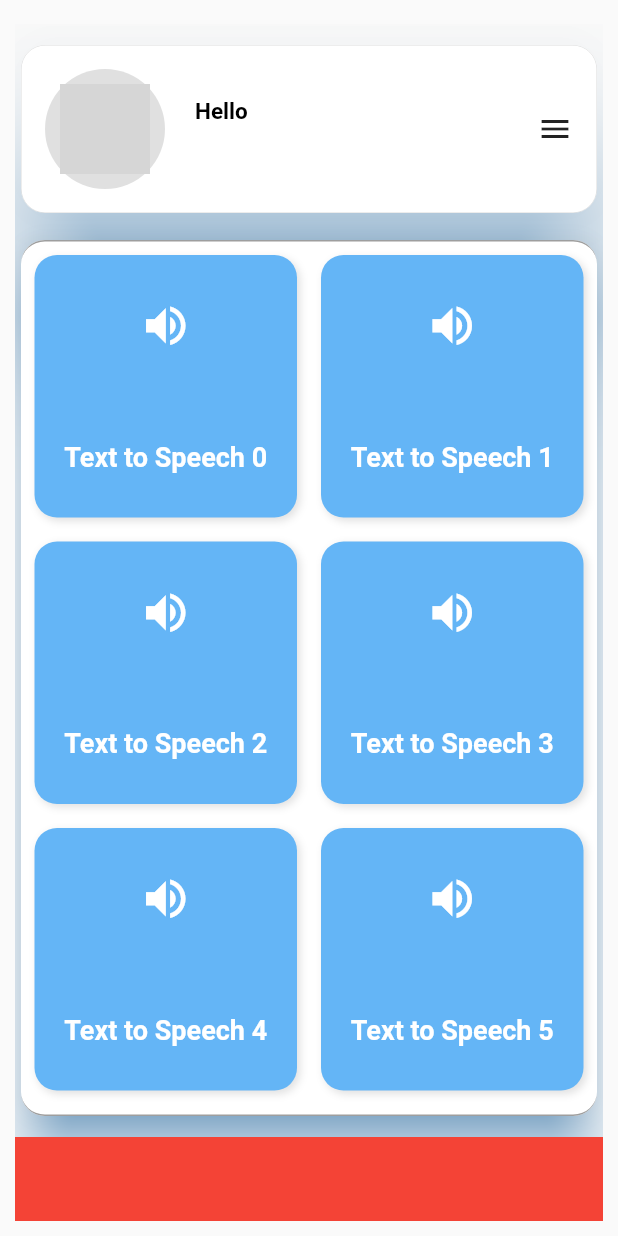
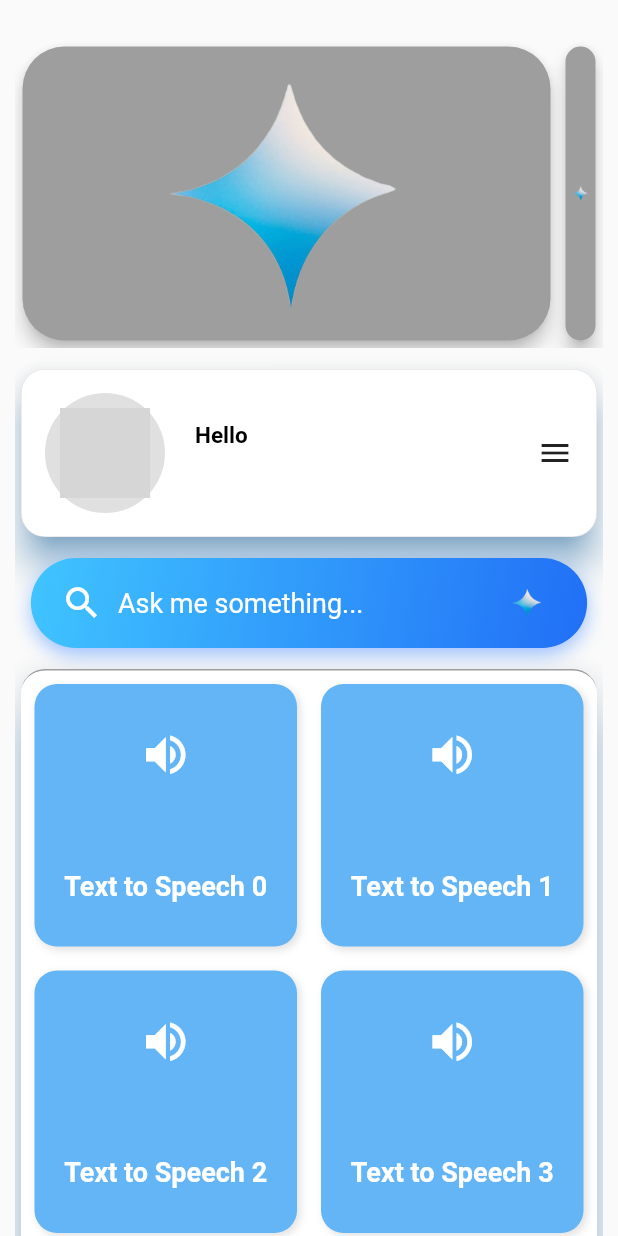
Before and after one commit to Alto-b/English-Mastery, a Flutter app: the HomeSuccessStateWidget screen opened directly with empty values, on a phone screen of 412 x 824 dp. Run offline on Flutter 3.47's test engine with Material 3 defaults, Android fonts, the phone set to English and light mode, and no system bars; drawn by our look-alikes of avatar_glow; our stand-ins replace adaptive_theme, bloc, dio, equatable, flutter_bloc, gap and 2 more; missing offline and left inert: random_avatar; accounts and stored records are empty; grey boxes are pictures that could not be loaded.

Commit message:
Gemini improvised and carousal added in home page

```diff
--- a/lib/presentation/home_view/home_success_view.dart
+++ b/lib/presentation/home_view/home_success_view.dart
@@ -2,6 +2,8 @@ import 'package:adaptive_theme/adaptive_theme.dart';
 import 'package:english_mastery/application/home_bloc/home_bloc.dart';
 import 'package:english_mastery/presentation/gemini/gemini.dart';
 import 'package:english_mastery/presentation/home_view/widgets/grid_options_widget.dart';
+import 'package:english_mastery/presentation/home_view/widgets/home_carousal_widget.dart';
+import 'package:english_mastery/presentation/home_view/widgets/home_search_widget.dart';
 import 'package:english_mastery/presentation/home_view/widgets/user_home_card.dart';
 import 'package:flutter/material.dart';
 import 'package:gap/gap.dart';
@@ -37,29 +39,35 @@ class HomeSuccessStateWidget extends StatelessWidget {
       //   ),
       // ),
       body: Padding(
-        padding: const EdgeInsets.fromLTRB(10, 16, 10, 10),
+        padding: const EdgeInsets.fromLTRB(10, 16, 10, 0),
         child: ListView(
           physics: BouncingScrollPhysics(),
           children: [
             const Gap(10),
+            HomeCarousalWidget(
+                screenHeight: screenHeight, screenWidth: screenWidth),
+            const Gap(10),
             UserHomeCard(screenHeight: screenHeight, state: state),
+            const Gap(10),
+            HomeSearchWidget(
+                screenHeight: screenHeight, screenWidth: screenWidth),
             const Gap(10),
             GridOptionsContainer(),
             const Gap(10),
-            GestureDetector(
-              onTap: () {
-                Navigator.push(
-                    context,
-                    MaterialPageRoute(
-                      builder: (context) => GeminiPage(),
-                    ));
-              },
-              child: Container(
-                color: Colors.red,
-                height: 150,
-                width: screenWidth,
-              ),
-            )
+            // GestureDetector(
+            //   onTap: () {
+            //     Navigator.push(
+            //         context,
+            //         MaterialPageRoute(
+            //           builder: (context) => GeminiPage(),
+            //         ));
+            //   },
+            //   child: Container(
+            //     color: Colors.red,
+            //     height: 150,
+            //     width: screenWidth,
+            //   ),
+            // )
           ],
         ),
       ),
--- /dev/null
+++ b/lib/presentation/home_view/widgets/home_carousal_widget.dart
@@ -0,0 +1,37 @@
+import 'package:flutter/material.dart';
+
+class HomeCarousalWidget extends StatelessWidget {
+  const HomeCarousalWidget({
+    super.key,
+    required this.screenHeight,
+    required this.screenWidth,
+  });
+
+  final double screenHeight;
+  final double screenWidth;
+
+  @override
+  Widget build(BuildContext context) {
+    return Container(
+      height: screenHeight / 4,
+      width: screenWidth,
+      child: CarouselView(
+        elevation: 5,
+        backgroundColor: Colors.grey,
+        itemExtent: screenWidth - 50,
+        itemSnapping: true,
+        padding: EdgeInsets.all(5),
+        children: List.generate(
+          10,
+          (int index) {
+            return Container(
+              decoration: BoxDecoration(
+                  image: DecorationImage(
+                      image: AssetImage('assets/logo/gemini.png'))),
+            );
+          },
+        ),
+      ),
+    );
+  }
+}
--- /dev/null
+++ b/lib/presentation/home_view/widgets/home_search_widget.dart
@@ -0,0 +1,100 @@
+import 'package:avatar_glow/avatar_glow.dart';
+import 'package:english_mastery/presentation/gemini/gemini.dart';
+import 'package:flutter/material.dart';
+
+class HomeSearchWidget extends StatelessWidget {
+  const HomeSearchWidget({
+    Key? key,
+    required this.screenHeight,
+    required this.screenWidth,
+  }) : super(key: key);
+
+  final double screenHeight;
+  final double screenWidth;
+
+  @override
+  Widget build(BuildContext context) {
+    return Center(
+      child: GestureDetector(
+        onTap: () {
+          Navigator.push(
+            context,
+            PageRouteBuilder(
+              transitionDuration: const Duration(milliseconds: 800),
+              pageBuilder: (context, animation, secondaryAnimation) =>
+                  GeminiPage(),
+            ),
+          );
+        },
+        child: Hero(
+          tag: "searchBar",
+          flightShuttleBuilder: _flightShuttleBuilder,
+          child: Material(
+            type: MaterialType.transparency,
+            child: Container(
+              clipBehavior: Clip.antiAliasWithSaveLayer,
+              height: 60,
+              width: screenWidth * 0.9,
+              padding: const EdgeInsets.symmetric(horizontal: 20),
+              decoration: BoxDecoration(
+                gradient: LinearGradient(
+                  colors: [
+                    Colors.lightBlueAccent,
+                    const Color.fromARGB(255, 33, 111, 246)
+                  ],
+                  begin: Alignment.topLeft,
+                  end: Alignment.bottomRight,
+                ),
+                borderRadius: BorderRadius.circular(30),
+                boxShadow: [
+                  BoxShadow(
+                    color: Colors.blueAccent.withOpacity(0.5),
+                    blurRadius: 10,
+                    offset: const Offset(0, 5),
+                  ),
+                ],
+              ),
+              child: Row(
+                children: [
+                  Icon(
+                    Icons.search,
+                    color: Colors.white,
+                    size: 28,
+                  ),
+                  SizedBox(width: 10),
+                  Text(
+                    "Ask me something...",
+                    style: TextStyle(
+                      color: Colors.white,
+                      fontSize: 18,
+                    ),
+                  ),
+                  Spacer(),
+                  AvatarGlow(
+                    child: Image.asset(
+                      'assets/logo/gemini.png',
+                      height: 25,
+                    ),
+                  )
+                ],
+              ),
+            ),
+          ),
+        ),
+      ),
+    );
+  }
+
+  Widget _flightShuttleBuilder(
+    BuildContext flightContext,
+    Animation<double> animation,
+    HeroFlightDirection flightDirection,
+    BuildContext fromHeroContext,
+    BuildContext toHeroContext,
+  ) {
+    return Material(
+      type: MaterialType.transparency,
+      child: toHeroContext.widget,
+    );
+  }
+}
--- a/lib/presentation/home_view/widgets/user_home_card.dart
+++ b/lib/presentation/home_view/widgets/user_home_card.dart
@@ -37,7 +37,7 @@ class UserHomeCard extends StatelessWidget {
                 strokeAlign: BorderSide.strokeAlignInside),
             borderRadius: BorderRadius.circular(16),
           ),
-          elevation: 40,
+          elevation: 10,
           shadowColor: Colors.blue,
           child: Padding(
             padding: const EdgeInsets.all(16.0),
@@ -75,7 +75,7 @@ class UserHomeCard extends StatelessWidget {
                         text: TextSpan(
                           children: [
                             const TextSpan(
-                              text: 'Hello ',
+                              text: 'Hello  ',
                               style: TextStyle(
                                 fontSize: 15,
                                 fontWeight: FontWeight.bold,
--- a/pubspec.yaml
+++ b/pubspec.yaml
@@ -62,6 +62,7 @@ flutter:
   # To add assets to your application, add an assets section, like this:
   assets:
     - assets/loader/loader.json
+    - assets/logo/
   #   - images/a_dot_ham.jpeg
   # An image asset can refer to one or more resolution-specific "variants", see
   # https://flutter.dev/assets-and-images/#resolution-aware
```
Also changed, not shown: lib/application/gemini_bloc/gemini_state.dart (+0 -17 lines), lib/domain/word_of_the_day_model.dart (added, +151 -0 lines), lib/infrastructure/word_of_the_day_repo.dart (added, +163 -0 lines), lib/presentation/gemini/gemini.dart (+140 -80 lines), assets/logo/gemini.jpg (added), assets/logo/gemini.png (added).
